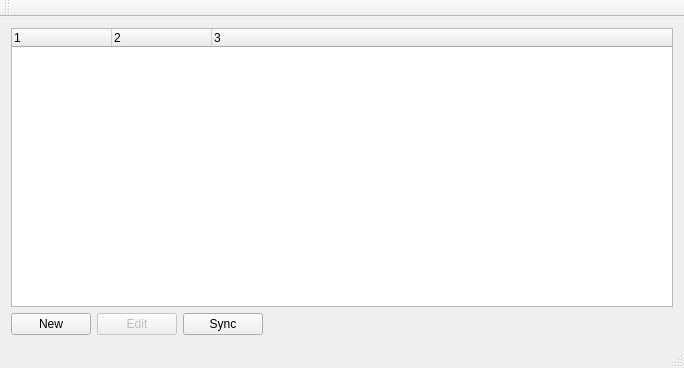
Before: the Qt Designer form src/MainApp/MainWindow.ui in petrytar/GoogleContacts, drawn with Qt 5.
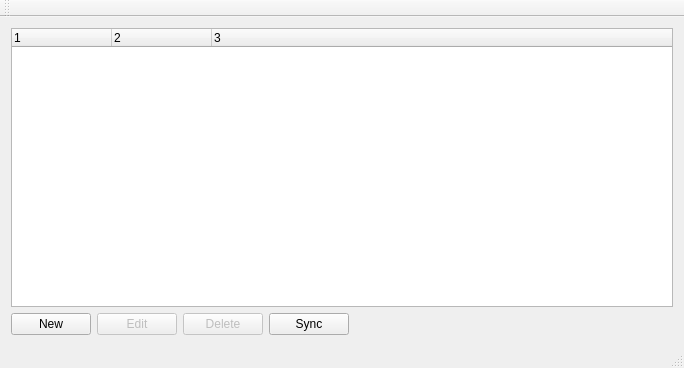
After: the same form once the commit is applied. Icons and pictures are not drawn.

```diff
--- a/src/MainApp/MainWindow.ui
+++ b/src/MainApp/MainWindow.ui
@@ -60,6 +60,16 @@
         </property>
        </widget>
       </item>
+      <item>
+       <widget class="QPushButton" name="deleteButton">
+        <property name="enabled">
+         <bool>false</bool>
+        </property>
+        <property name="text">
+         <string>Delete</string>
+        </property>
+       </widget>
+      </item>
       <item>
        <widget class="QPushButton" name="syncButton">
         <property name="text">
```
